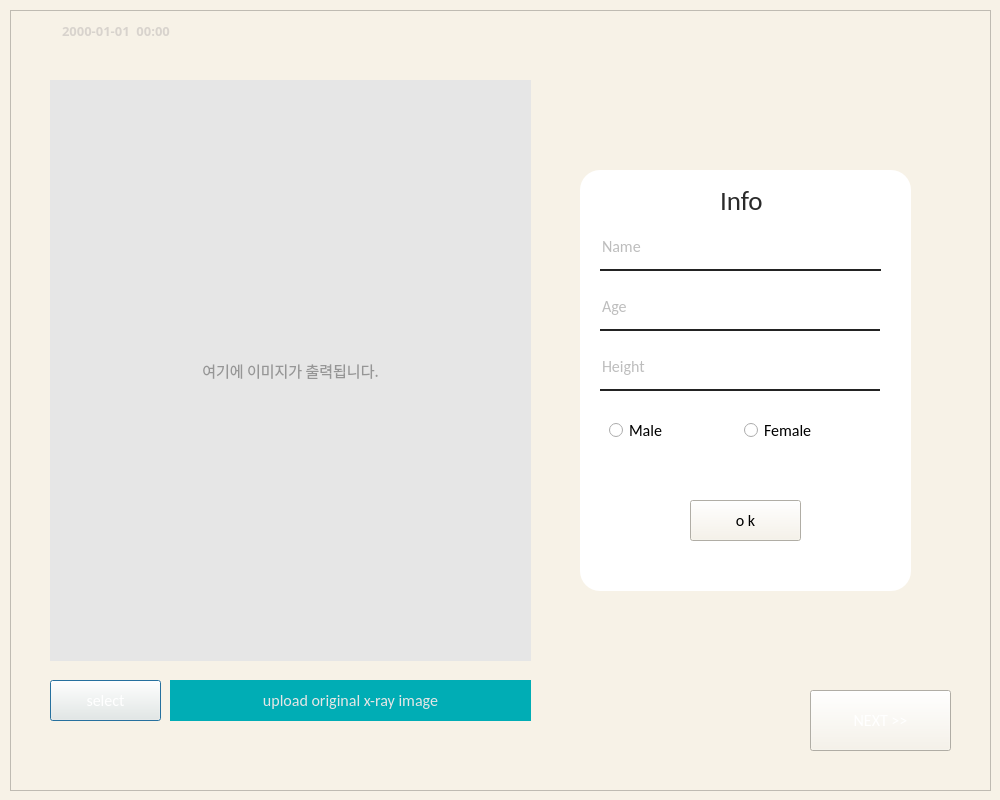
Old version of the form 혜정/pyqt_ui/dashboard1.ui in the repository kikiru328/Bone_Detection.
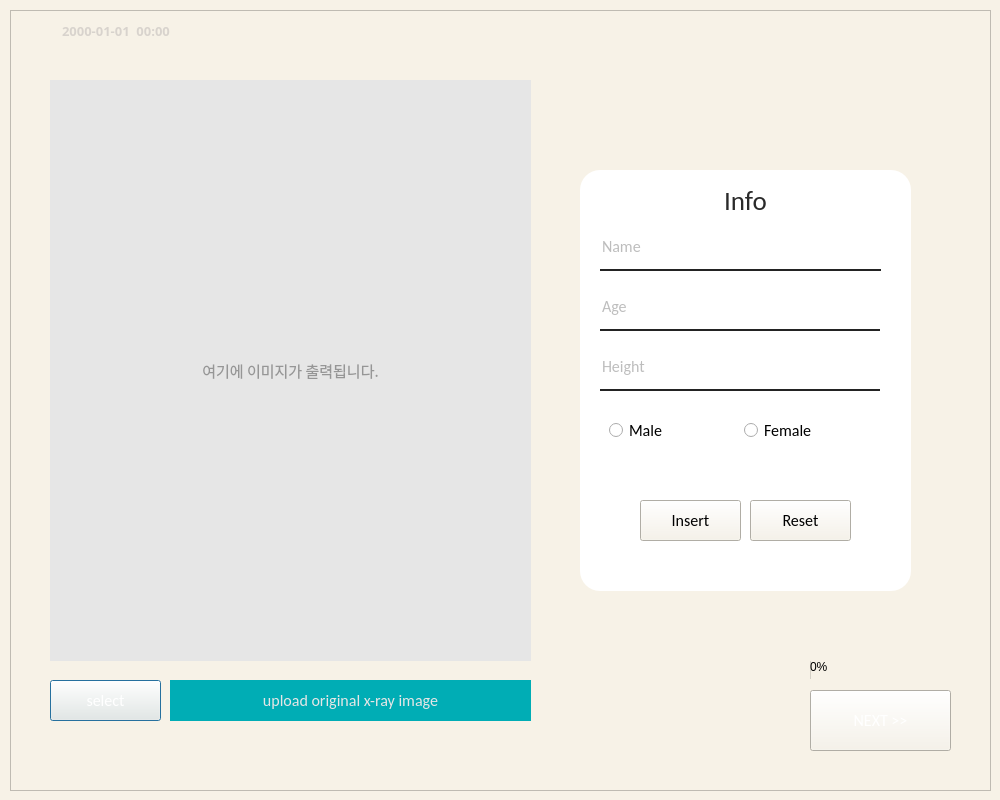
New version of the form. Icons and pictures are not drawn.

What changed in the file:
```diff
--- a/혜정/pyqt_ui/dashboard1.ui
+++ b/혜정/pyqt_ui/dashboard1.ui
@@ -23,6 +23,12 @@
   <property name="styleSheet">
    <string notr="true">background-color:rgb(247, 242, 231);</string>
   </property>
+  <property name="sizeGripEnabled">
+   <bool>false</bool>
+  </property>
+  <property name="modal">
+   <bool>false</bool>
+  </property>
   <widget class="QLabel" name="input_info">
    <property name="geometry">
     <rect>
@@ -53,9 +59,9 @@
   <widget class="QLabel" name="label">
    <property name="geometry">
     <rect>
-     <x>720</x>
+     <x>660</x>
      <y>180</y>
-     <width>51</width>
+     <width>171</width>
      <height>41</height>
     </rect>
    </property>
@@ -78,6 +84,9 @@
    <property name="text">
     <string>Info</string>
    </property>
+   <property name="alignment">
+    <set>Qt::AlignCenter</set>
+   </property>
   </widget>
   <widget class="QLineEdit" name="input_name">
    <property name="geometry">
@@ -283,32 +292,6 @@
      <string>yyyy-MM-dd  hh:mm</string>
     </property>
    </widget>
-   <widget class="QLabel" name="img">
-    <property name="geometry">
-     <rect>
-      <x>200</x>
-      <y>250</y>
-      <width>151</width>
-      <height>91</height>
-     </rect>
-    </property>
-    <property name="font">
-     <font>
-      <family>Calibri</family>
-      <pointsize>12</pointsize>
-     </font>
-    </property>
-    <property name="styleSheet">
-     <string notr="true">image: url(./img5.png);
-background-color: qlineargradient(spread:pad, x1:0, y1:0, x2:0, y2:0, stop:0 rgba(0, 0, 0, 0), stop:1 rgba(255, 255, 255, 0));</string>
-    </property>
-    <property name="inputMethodHints">
-     <set>Qt::ImhHiddenText</set>
-    </property>
-    <property name="text">
-     <string/>
-    </property>
-   </widget>
    <widget class="QPushButton" name="img_button">
     <property name="geometry">
      <rect>
@@ -379,7 +362,7 @@
      <set>Qt::LinksAccessibleByKeyboard|Qt::LinksAccessibleByMouse|Qt::TextBrowserInteraction|Qt::TextEditable|Qt::TextEditorInteraction|Qt::TextSelectableByKeyboard|Qt::TextSelectableByMouse</set>
     </property>
    </widget>
-   <widget class="QPushButton" name="next_button">
+   <widget class="QPushButton" name="next_button2">
     <property name="geometry">
      <rect>
       <x>800</x>
@@ -425,13 +408,88 @@
      <bool>false</bool>
     </property>
    </widget>
+   <widget class="QProgressBar" name="progressBar2">
+    <property name="enabled">
+     <bool>true</bool>
+    </property>
+    <property name="geometry">
+     <rect>
+      <x>800</x>
+      <y>650</y>
+      <width>141</width>
+      <height>20</height>
+     </rect>
+    </property>
+    <property name="sizePolicy">
+     <sizepolicy hsizetype="Expanding" vsizetype="Fixed">
+      <horstretch>0</horstretch>
+      <verstretch>0</verstretch>
+     </sizepolicy>
+    </property>
+    <property name="cursor">
+     <cursorShape>WaitCursor</cursorShape>
+    </property>
+    <property name="mouseTracking">
+     <bool>false</bool>
+    </property>
+    <property name="contextMenuPolicy">
+     <enum>Qt::NoContextMenu</enum>
+    </property>
+    <property name="layoutDirection">
+     <enum>Qt::LeftToRight</enum>
+    </property>
+    <property name="autoFillBackground">
+     <bool>false</bool>
+    </property>
+    <property name="styleSheet">
+     <string notr="true">color: rgb(0, 0, 0);
+border:none;</string>
+    </property>
+    <property name="inputMethodHints">
+     <set>Qt::ImhNone</set>
+    </property>
+    <property name="value">
+     <number>0</number>
+    </property>
+    <property name="textVisible">
+     <bool>true</bool>
+    </property>
+    <property name="invertedAppearance">
+     <bool>false</bool>
+    </property>
+   </widget>
+   <widget class="QLabel" name="loading_img">
+    <property name="geometry">
+     <rect>
+      <x>530</x>
+      <y>270</y>
+      <width>31</width>
+      <height>101</height>
+     </rect>
+    </property>
+    <property name="font">
+     <font>
+      <family>Calibri</family>
+      <pointsize>12</pointsize>
+     </font>
+    </property>
+    <property name="styleSheet">
+     <string notr="true"/>
+    </property>
+    <property name="inputMethodHints">
+     <set>Qt::ImhHiddenText</set>
+    </property>
+    <property name="text">
+     <string/>
+    </property>
+   </widget>
   </widget>
-  <widget class="QPushButton" name="pushButton">
+  <widget class="QPushButton" name="ok_button">
    <property name="geometry">
     <rect>
-     <x>690</x>
+     <x>640</x>
      <y>500</y>
-     <width>111</width>
+     <width>101</width>
      <height>41</height>
     </rect>
    </property>
@@ -445,7 +503,7 @@
     <string notr="true">background-color: rgb(42, 42, 42);
 border:none;
 border-bottom: 2px solid rgb(35, 35, 35);
-color: rgb(214, 214, 214);
+color: rgb(250, 250, 250);
 border-bottom-right-radius: 5px;
 border-bottom-left-radius: 5px;
 border-top-right-radius: 5px;
@@ -458,7 +516,7 @@
 }</string>
    </property>
    <property name="text">
-    <string>o k</string>
+    <string>Insert</string>
    </property>
   </widget>
   <widget class="QFrame" name="horizontalFrame">
@@ -509,14 +567,50 @@
     </item>
    </layout>
   </widget>
+  <widget class="QPushButton" name="reset_button">
+   <property name="geometry">
+    <rect>
+     <x>750</x>
+     <y>500</y>
+     <width>101</width>
+     <height>41</height>
+    </rect>
+   </property>
+   <property name="font">
+    <font>
+     <family>Calibri</family>
+     <pointsize>12</pointsize>
+    </font>
+   </property>
+   <property name="styleSheet">
+    <string notr="true">background-color: rgb(230, 50, 50);
+border:none;
+border-bottom: 2px solid rgb(35, 35, 35);
+color: rgb(255, 255, 255);
+border-bottom-right-radius: 5px;
+border-bottom-left-radius: 5px;
+border-top-right-radius: 5px;
+border-top-left-radius: 5px;
+
+QPushButton#pushButton:pressed{
+	padding-left:5px;
+	padding-top:5px;
+	background-color: rgb(194, 194, 194);
+}</string>
+   </property>
+   <property name="text">
+    <string>Reset</string>
+   </property>
+  </widget>
   <zorder>frame</zorder>
   <zorder>input_info</zorder>
   <zorder>label</zorder>
   <zorder>input_name</zorder>
   <zorder>input_age</zorder>
   <zorder>input_height</zorder>
-  <zorder>pushButton</zorder>
+  <zorder>ok_button</zorder>
   <zorder>horizontalFrame</zorder>
+  <zorder>reset_button</zorder>
  </widget>
  <tabstops>
   <tabstop>input_name</tabstop>
```
Left out of the diff: 101 changed lines with no effect on the pictures.
